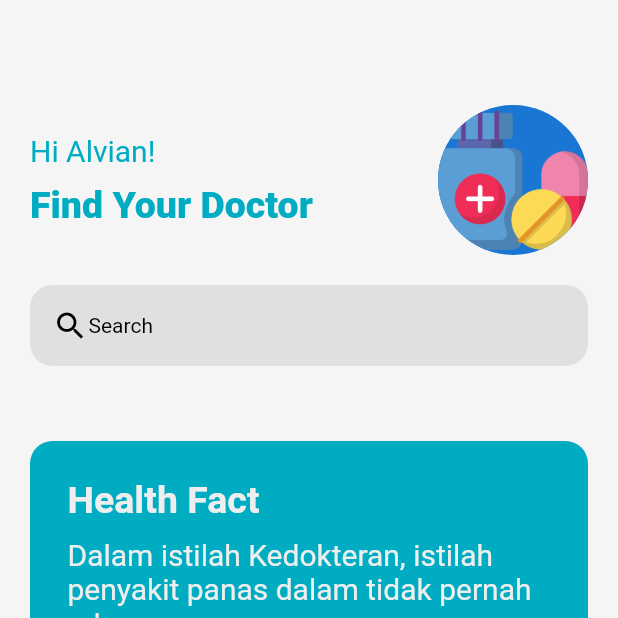
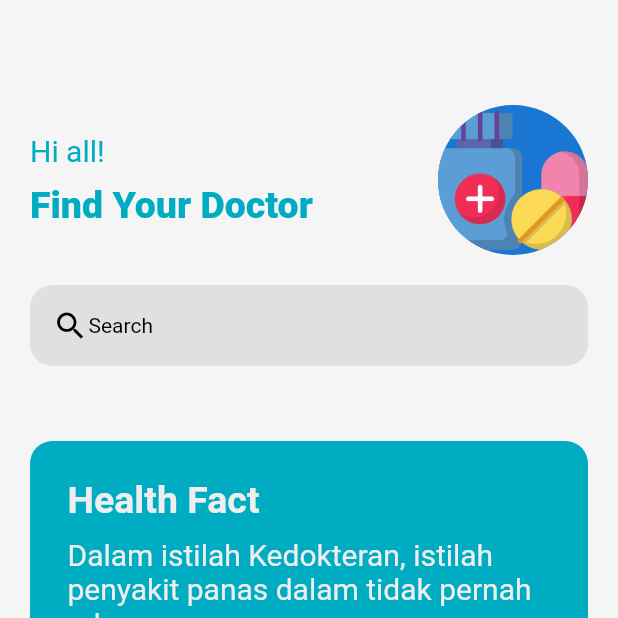
Before and after one commit to Allv16/UGD_UI-Widget, a Flutter app: the HomeView screen opened directly, on a phone screen of 412 x 824 dp, the top half of it. Run offline on Flutter 3.47's test engine with Material 2 defaults, Android fonts, the phone set to English and light mode, and no system bars; our stand-ins replace fluttertoast.

Commit message:
test push

```diff
--- a/lib/View/home.dart
+++ b/lib/View/home.dart
@@ -70,7 +70,7 @@ class _HomeViewState extends State<HomeView> {
                         crossAxisAlignment: CrossAxisAlignment.start,
                         children: [
                           Text(
-                            "Hi Alvian!",
+                            "Hi all!",
                             style: TextStyle(
                               fontSize: 20,
                               fontWeight: FontWeight.w400,
```
